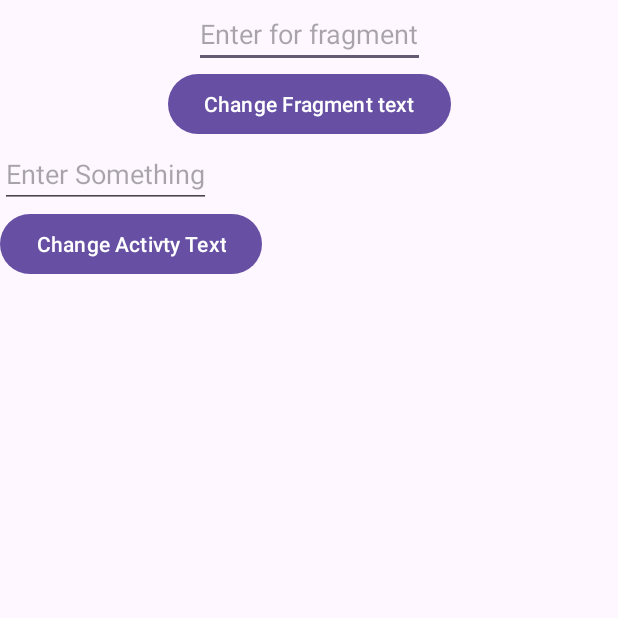
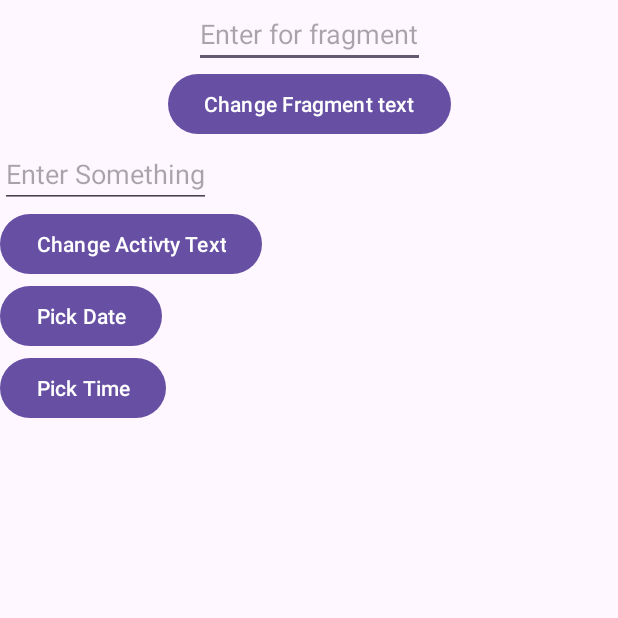
Before and after one commit to Vanshikagup2206/Move-edit-text-information-from-fragment-to-activity-and-vice-versa, an Android app: the screen it shows after launch (MainActivity), on a phone screen of 412 x 824 dp, the top half of it. Run offline under Robolectric (Android 15) with nearby library versions, the phone set to English and light mode, and no system bars.

Commit message:
date and time picker

```diff
--- a/app/src/main/res/layout/fragment_activity2.xml
+++ b/app/src/main/res/layout/fragment_activity2.xml
@@ -18,4 +18,14 @@
         android:layout_height="wrap_content"
         android:text="@string/change_activity_text"
         android:id="@+id/buttonChangeActivityText"/>
+    <Button
+        android:layout_width="wrap_content"
+        android:layout_height="wrap_content"
+        android:text="@string/pick_date"
+        android:id="@+id/btnPickDate"/>
+    <Button
+        android:layout_width="wrap_content"
+        android:layout_height="wrap_content"
+        android:text="@string/pick_time"
+        android:id="@+id/btnPickTime"/>
 </LinearLayout>
--- a/app/src/main/res/values/colors.xml
+++ b/app/src/main/res/values/colors.xml
@@ -2,4 +2,6 @@
 <resources>
     <color name="black">#FF000000</color>
     <color name="white">#FFFFFFFF</color>
+    <color name="green">#009688</color>
+
 </resources>
--- a/app/src/main/res/values/strings.xml
+++ b/app/src/main/res/values/strings.xml
@@ -6,4 +6,6 @@
     <string name="change_fragment_text">Change Fragment text</string>
     <string name="enter_something">Enter Something</string>
     <string name="enter_for_fragment">Enter for fragment</string>
+    <string name="pick_date">Pick Date</string>
+    <string name="pick_time">Pick Time</string>
 </resources>
--- a/app/src/main/res/values/themes.xml
+++ b/app/src/main/res/values/themes.xml
@@ -3,7 +3,20 @@
     <style name="Base.Theme.Fragmentactivity2" parent="Theme.Material3.DayNight.NoActionBar">
         <!-- Customize your light theme here. -->
         <!-- <item name="colorPrimary">@color/my_light_primary</item> -->
+
+    </style>
+    <style name="MyDatePickerStyle" parent="Theme.AppCompat.Light.Dialog">
+        <item name="android:windowBackground">@color/green</item>
+        <item name="android:textColorPrimary">@color/white</item>
+        <item name="android:textColorSecondary">@color/white</item>
+    </style>
+    <style name="MyTimePickerStyle" parent="Theme.AppCompat.Light.Dialog">
+        <item name="android:windowBackground">@color/green</item>
+        <item name="android:textColorPrimary">@color/black</item>
+        <item name="android:textColorSecondary">@color/white</item>
     </style>
 
+
     <style name="Theme.Fragmentactivity2" parent="Base.Theme.Fragmentactivity2" />
+
 </resources>
```
Also changed, not shown: app/src/main/java/com/vanshika/fragmentactivity2/FragmentActivity2.kt (+46 -0 lines).
